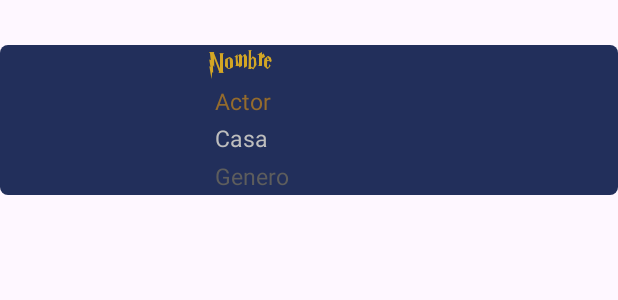
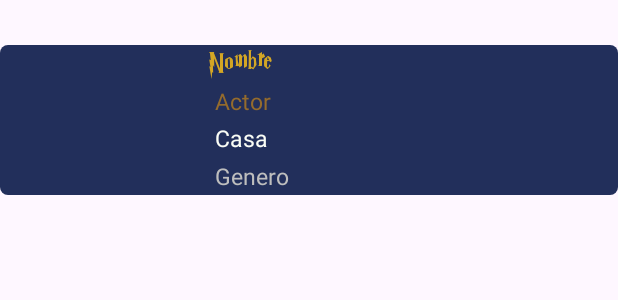
Before and after one commit to AbrahamRH/Harry_Potter_API_Rest_Android, an Android app: the layout character_element.xml on its own in the app's theme, with its tools: preview values and no code run, on a phone screen of 412 x 824 dp. Shown: the top 300 px of the screen. Run offline under Robolectric (Android 15) with nearby library versions, the phone set to English and light mode, and no system bars; plain views replace RoundedImageView; Roboto replaces fonts that are not available here.

Commit message:
Adding new colors

```diff
--- a/app/src/main/res/layout/character_element.xml
+++ b/app/src/main/res/layout/character_element.xml
@@ -113,7 +113,7 @@
         android:layout_marginStart="20dp"
         android:fontFamily="@font/akaya_telivigala"
         android:gravity="center_vertical"
-        android:textColor="@color/gray"
+        android:textColor="@color/powder"
         android:textSize="15sp"
         app:layout_constraintBottom_toTopOf="@+id/guideline5"
         app:layout_constraintEnd_toEndOf="parent"
@@ -128,12 +128,14 @@
         android:layout_marginStart="20dp"
         android:fontFamily="@font/akaya_telivigala"
         android:gravity="center_vertical"
-        android:textColor="@color/silver"
         android:textSize="15sp"
+        android:textColor="@color/gray"
         app:layout_constraintBottom_toTopOf="@+id/guideline6"
         app:layout_constraintEnd_toEndOf="parent"
+        app:layout_constraintHorizontal_bias="1.0"
         app:layout_constraintStart_toStartOf="@+id/guideline8"
         app:layout_constraintTop_toTopOf="@+id/guideline5"
+        app:layout_constraintVertical_bias="0.0"
         tools:text="Genero" />
 
 </androidx.constraintlayout.widget.ConstraintLayout>
--- a/app/src/main/res/values/colors.xml
+++ b/app/src/main/res/values/colors.xml
@@ -8,4 +8,5 @@
     <color name="blue">#222f5b</color>
     <color name="gray">#bebebe</color>
     <color name="silver">#5d5d5d</color>
+    <color name="powder">#FAFDF6</color>
 </resources>
```
